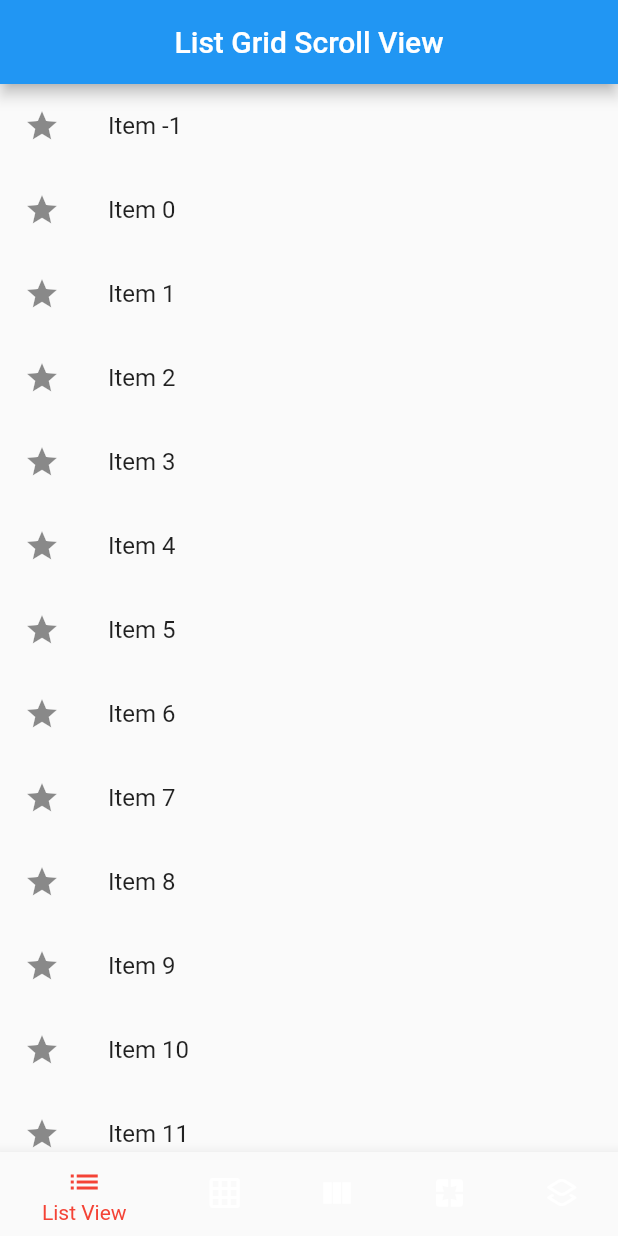
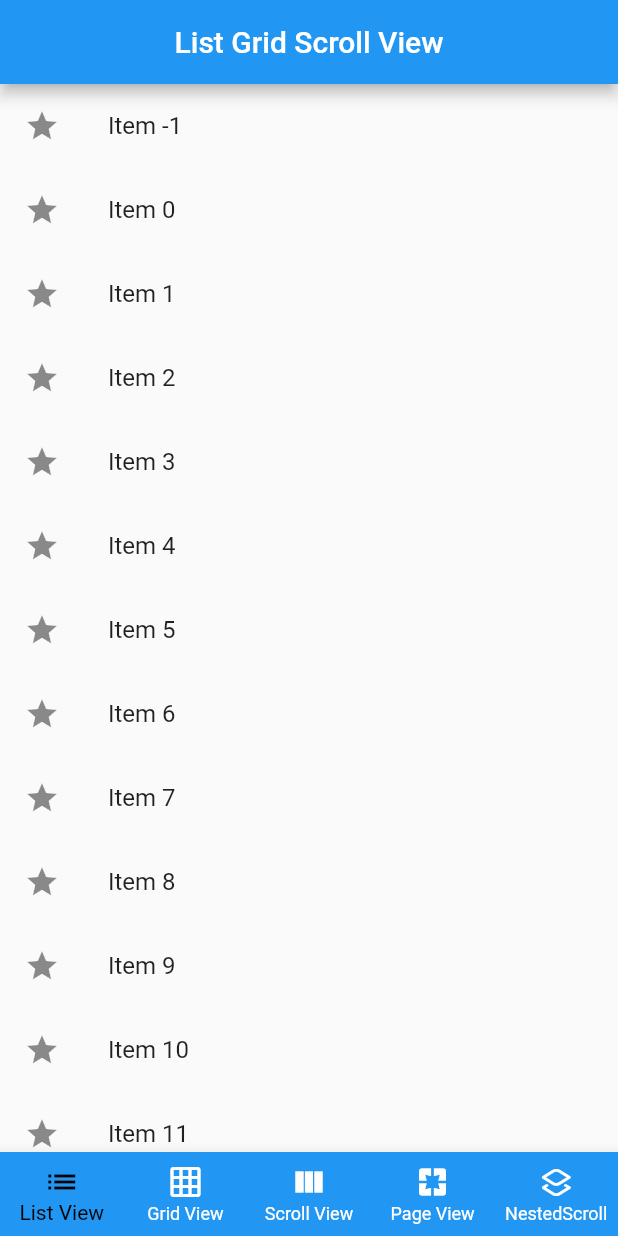
Before and after one commit to SalehAkramSifat/Flutter-List-Grid-Scroll-View, a Flutter app: the screen it shows after launch, on a phone screen of 412 x 824 dp. Run offline on Flutter 3.47's test engine with Material 2 defaults, Android fonts, the phone set to English and light mode, and no system bars.

Commit message:
Initial Commit

```diff
--- a/lib/main.dart
+++ b/lib/main.dart
@@ -11,8 +11,6 @@ class MyApp extends StatelessWidget {
   @override
   Widget build(BuildContext context) {
     return MaterialApp(
-      theme: ThemeData(bottomNavigationBarTheme: BottomNavigationBarThemeData(
-      )),
       debugShowCheckedModeBanner: false,
       home: HomeActivity(),
     );
@@ -31,7 +29,7 @@ class _HomeScreenState extends State<HomeActivity> {
 
   final List<Widget> _screens = [
     ListViewExample(),
-    // GridViewExample(),
+    GridViewExample(),
     // SingleChildScrollViewExample(),
     // PageViewExample(),
     // NestedScrollViewExample(),
@@ -43,8 +41,11 @@ class _HomeScreenState extends State<HomeActivity> {
       appBar: AppBar(title: Text("List Grid Scroll View"), centerTitle: true),
 
       body: _screens[_currentIndex],
-      bottomNavigationBar: BottomNavigationBar(selectedItemColor: Colors.red,
-        backgroundColor: Colors.red,
+      bottomNavigationBar: BottomNavigationBar(
+        selectedItemColor: Colors.black,
+        unselectedItemColor: Colors.white,
+        backgroundColor: Colors.blue,
+        type: BottomNavigationBarType.fixed,
         currentIndex: _currentIndex,
         onTap: (index) {
           setState(() {
@@ -52,7 +53,7 @@ class _HomeScreenState extends State<HomeActivity> {
           });
         },
         items: const [
-          BottomNavigationBarItem(icon: Icon(Icons.list,), label: "List View"),
+          BottomNavigationBarItem(icon: Icon(Icons.list), label: "List View"),
           BottomNavigationBarItem(icon: Icon(Icons.grid_on), label: "Grid View"),
           BottomNavigationBarItem(icon: Icon(Icons.view_column), label: "Scroll View"),
           BottomNavigationBarItem(icon: Icon(Icons.pages), label: "Page View"),
@@ -71,7 +72,18 @@ class ListViewExample extends StatelessWidget {
       itemBuilder: (context, index){
       return ListTile(leading: Icon(Icons.star),
       title: Text("Item ${index-1}"),);
-    }
-    );
+    });
   }
 }
+class GridViewExample extends StatelessWidget{
+  @override
+  Widget build(BuildContext context) {
+    return GridView.builder(gridDelegate: SliverGridDelegateWithFixedCrossAxisCount(
+      crossAxisCount: 2
+    ), itemCount: 100,
+    itemBuilder: (context, index){
+      return Card(margin: EdgeInsets.all(10),child: Center(child: Text("Grid ${index+1}"),), color: Colors.purpleAccent,);
+    },);
+  }
+
+}
```
